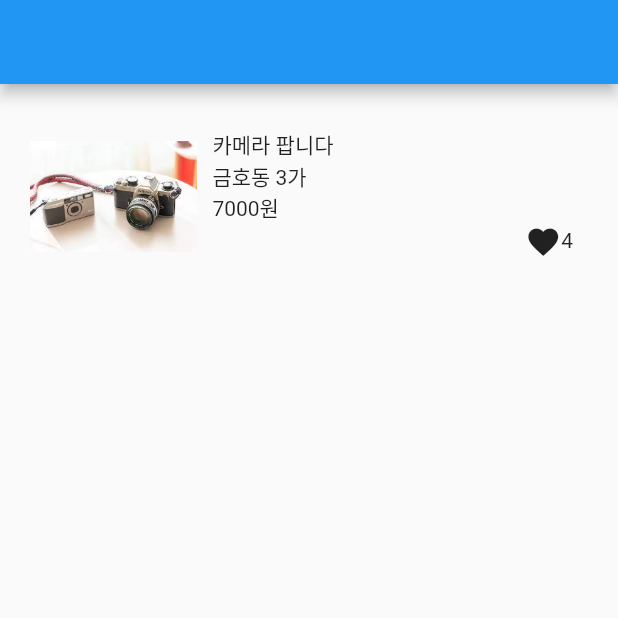
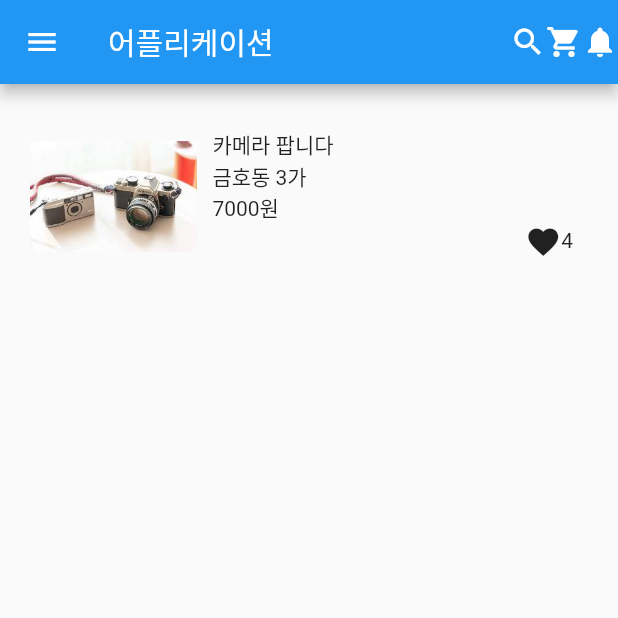
Before and after one commit to ChoiYoungHan/SNSApplication, a Flutter app: the screen it shows after launch, on a phone screen of 412 x 824 dp, the top half of it. Run offline on Flutter 3.47's test engine with Material 2 defaults, Android fonts, the phone set to English and light mode, and no system bars.

Commit message:
Add AppBar icon - unfinished (상단바 아이콘 추가 미완성)

```diff
--- a/lib/main.dart
+++ b/lib/main.dart
@@ -18,7 +18,15 @@ class MyApp extends StatelessWidget {
   Widget build(BuildContext context) {
     return MaterialApp(
       home: Scaffold( // Scaffold는 앱을 상 중 하 나눠주는 위젯
-        appBar: AppBar( ),
+        appBar: AppBar(
+          leading: Icon(Icons.menu),
+          title: Text('어플리케이션'),
+          actions: [
+            Icon(Icons.search), // 검색 아이콘
+            Icon(Icons.shopping_cart), // 장바구니 아이콘
+            Icon(Icons.notifications) // 알림(종) 아이콘
+          ],
+        ),
         body: Container(
           height: 150, // 세로 150
           padding: EdgeInsets.all(20), // 여백 20
```
